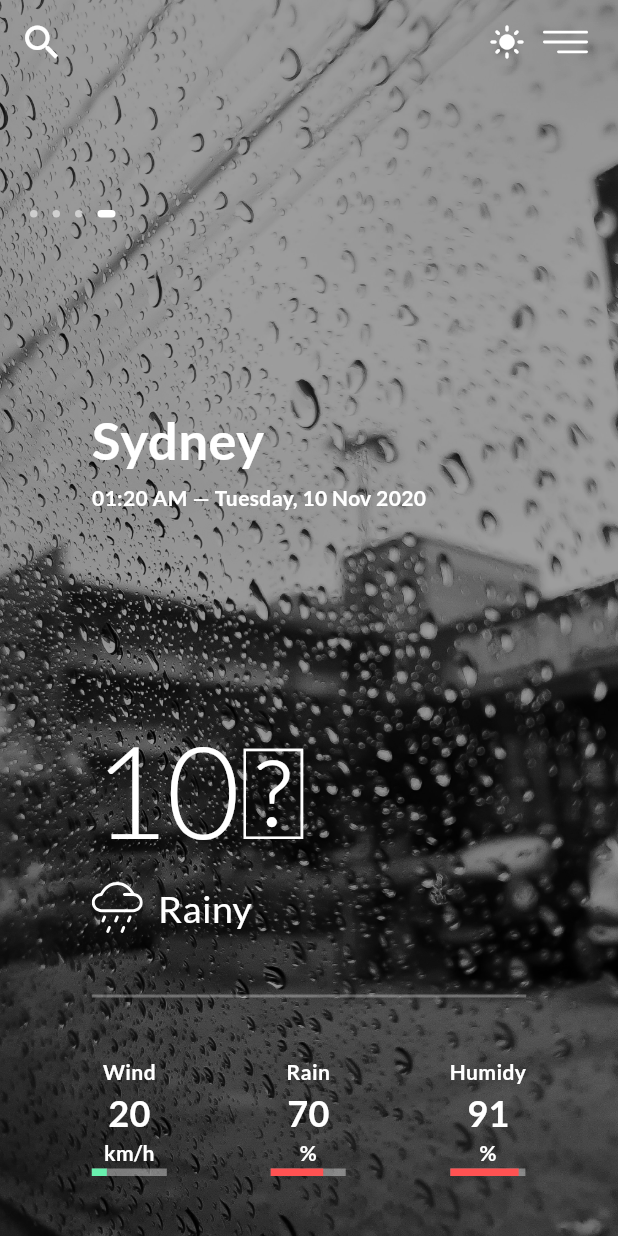
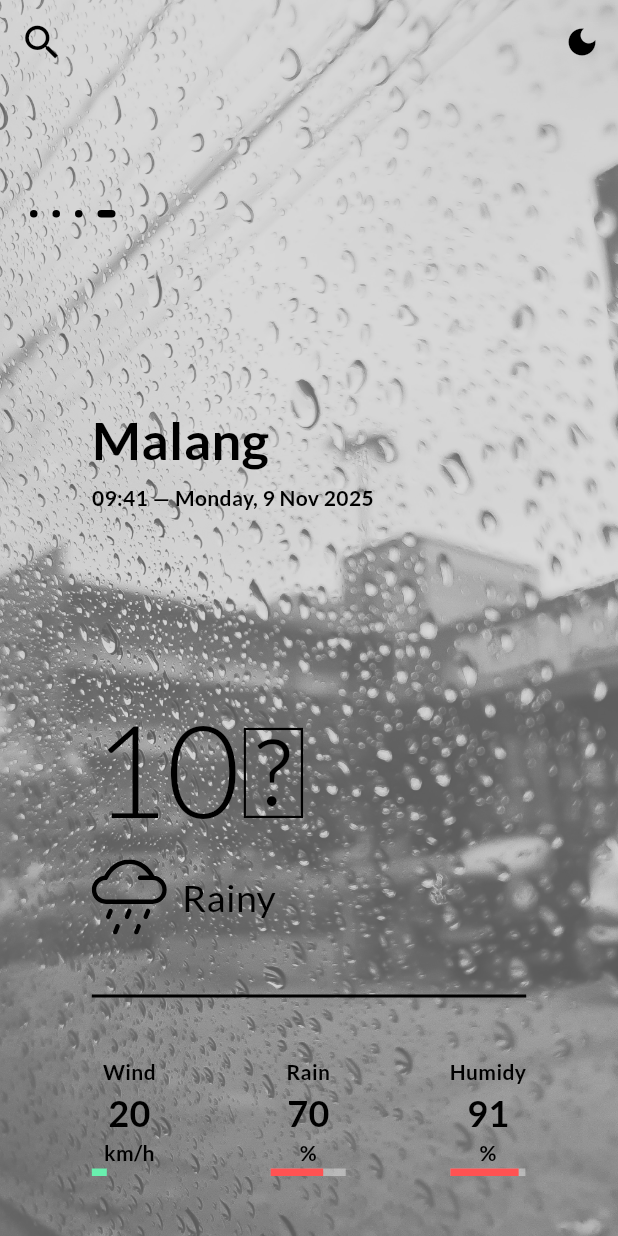
Before and after one commit to ErlyndaAgustina/Weather_App, a Flutter app: the screen it shows after launch, swiped to page 4, on a phone screen of 412 x 824 dp. Run offline on Flutter 3.47's test engine with Material 3 defaults, Android fonts, the phone set to English and light mode, and no system bars; our stand-ins replace flutter_svg, google_fonts.

```diff
--- a/cuaca/lib/main.dart
+++ b/cuaca/lib/main.dart
@@ -5,18 +5,42 @@ void main() {
   runApp(MyApp());
 }
 
-class MyApp extends StatelessWidget {
-  // This widget is the root of your application.
+class MyApp extends StatefulWidget {
+  @override
+  State<MyApp> createState() => _MyAppState();
+}
+
+class _MyAppState extends State<MyApp> {
+  bool isDarkTheme = false;
+
+  void toggleTheme() {
+    setState(() {
+      isDarkTheme = !isDarkTheme;
+    });
+  }
+
   @override
   Widget build(BuildContext context) {
     return MaterialApp(
       debugShowCheckedModeBanner: false,
       title: 'Cuaca',
+      themeMode: isDarkTheme ? ThemeMode.dark : ThemeMode.light,
       theme: ThemeData(
+        brightness: Brightness.light,
         primarySwatch: Colors.blue,
         visualDensity: VisualDensity.adaptivePlatformDensity,
+        scaffoldBackgroundColor: Colors.white,
+        textTheme: ThemeData.light().textTheme.apply(
+          bodyColor: Colors.black,
+          displayColor: Colors.black,
+        ),
       ),
-      home: WeatherApp(),
+
+      darkTheme: ThemeData(
+        brightness: Brightness.dark,
+        visualDensity: VisualDensity.adaptivePlatformDensity,
+      ),
+      home: WeatherApp(isDarkTheme: isDarkTheme, toggleTheme: toggleTheme),
     );
   }
 }
--- a/cuaca/lib/models/weather_locations.dart
+++ b/cuaca/lib/models/weather_locations.dart
@@ -24,8 +24,8 @@ class WeatherLocation {
 
 final locationList = [
   WeatherLocation(
-    city: 'Kolkata',
-    dateTime: '07:50 PM — Monday, 9 Nov 2020',
+    city: 'Kalipare',
+    dateTime: '09:41 Monday, 9 Nov 2025',
     temparature: '24\u2103',
     weatherType: 'Night',
     iconUrl: 'assets/moon.svg',
@@ -34,8 +34,8 @@ final locationList = [
     humidity: 10,
   ),
   WeatherLocation(
-    city: 'London',
-    dateTime: '02:20 PM — Monday, 9 Nov 2020',
+    city: 'Sumberpucung',
+    dateTime: '09:41 — Monday, 9 Nov 2025',
     temparature: '15\u2103',
     weatherType: 'Cloudy',
     iconUrl: 'assets/cloudy.svg',
@@ -44,8 +44,8 @@ final locationList = [
     humidity: 82,
   ),
   WeatherLocation(
-    city: 'New York',
-    dateTime: '09:20 AM — Monday, 9 Nov 2020',
+    city: 'Kepanjen',
+    dateTime: '09:41 — Monday, 9 Nov 2025',
     temparature: '17\u2103',
     weatherType: 'Sunny',
     iconUrl: 'assets/sun.svg',
@@ -54,8 +54,8 @@ final locationList = [
     humidity: 61,
   ),
   WeatherLocation(
-    city: 'Sydney',
-    dateTime: '01:20 AM — Tuesday, 10 Nov 2020',
+    city: 'Malang',
+    dateTime: '09:41 — Monday, 9 Nov 2025',
     temparature: '10\u2103',
     weatherType: 'Rainy',
     iconUrl: 'assets/rain.svg',
--- a/cuaca/lib/screens/weather_app.dart
+++ b/cuaca/lib/screens/weather_app.dart
@@ -3,8 +3,18 @@ import 'package:flutter_svg/flutter_svg.dart';
 import '../models/weather_locations.dart';
 import '../widgets/single_weather.dart';
 import '../widgets/slider_dot.dart';
+import '../widgets/search.dart';
 
 class WeatherApp extends StatefulWidget {
+  final bool isDarkTheme;
+  final VoidCallback toggleTheme;
+
+  const WeatherApp({
+    Key? key,
+    required this.isDarkTheme,
+    required this.toggleTheme,
+  }) : super(key: key);
+
   @override
   _WeatherAppState createState() => _WeatherAppState();
 }
@@ -12,7 +22,6 @@ class WeatherApp extends StatefulWidget {
 class _WeatherAppState extends State<WeatherApp> {
   int _currentPage = 0;
   final PageController _pageController = PageController(viewportFraction: 0.8);
-  bool isDarkTheme = true;
 
   String _getBackgroundImage(String weatherType) {
     switch (weatherType) {
@@ -44,36 +53,44 @@ class _WeatherAppState extends State<WeatherApp> {
     return Scaffold(
       extendBodyBehindAppBar: true,
       appBar: AppBar(
-        title: Text(''),
+        title: const Text(''),
         backgroundColor: Colors.transparent,
         elevation: 0,
         leading: IconButton(
-          onPressed: () {},
-          icon: Icon(Icons.search, size: 30, color: Colors.white),
+          icon: Icon(
+            Icons.search,
+            size: 30,
+            color: Theme.of(context).brightness == Brightness.light
+                ? Colors.black
+                : Colors.white,
+          ),
+          onPressed: () async {
+            final result = await showSearch(
+              context: context,
+              delegate: Search(),
+            );
+            if (result != null) {
+              final index = locationList.indexWhere(
+                (loc) => loc.city == result,
+              );
+              if (index != -1) {
+                setState(() {
+                  _currentPage = index;
+                  _pageController.jumpToPage(index);
+                });
+              }
+            }
+          },
         ),
         actions: [
           IconButton(
             icon: Icon(
-              isDarkTheme ? Icons.light_mode : Icons.dark_mode,
-              color: Colors.white,
+              widget.isDarkTheme ? Icons.light_mode : Icons.dark_mode,
+              color: Theme.of(context).brightness == Brightness.light
+                  ? Colors.black
+                  : Colors.white,
             ),
-            onPressed: () {
-              setState(() {
-                isDarkTheme = !isDarkTheme;
-              });
-            },
-          ),
-          Container(
-            margin: EdgeInsets.only(right: 20),
-            child: GestureDetector(
-              onTap: () => print('Menu Clicked!'),
-              child: SvgPicture.asset(
-                'assets/menu.svg',
-                height: 30,
-                width: 30,
-                color: Colors.white,
-              ),
-            ),
+            onPressed: widget.toggleTheme,
           ),
         ],
       ),
@@ -86,20 +103,24 @@ class _WeatherAppState extends State<WeatherApp> {
             width: double.infinity,
           ),
           Container(
-            color: isDarkTheme ? Colors.black38 : Colors.white.withOpacity(0.5),
+            height: double.infinity,
+            width: double.infinity,
+            color: widget.isDarkTheme
+                ? const Color.fromARGB(128, 0, 0, 0) // 0.5 * 255 = 128
+                : const Color.fromARGB(128, 180, 180, 180),
           ),
           Column(
             children: [
-              SizedBox(height: 140),
+              const SizedBox(height: 140),
               Container(
-                margin: EdgeInsets.only(left: 15),
+                margin: const EdgeInsets.only(left: 15),
                 child: Row(
                   children: List.generate(locationList.length, (i) {
                     return SliderDot(i == _currentPage);
                   }),
                 ),
               ),
-              SizedBox(height: 20),
+              const SizedBox(height: 20),
               Expanded(
                 child: PageView.builder(
                   controller: _pageController,
--- a/cuaca/lib/widgets/single_weather.dart
+++ b/cuaca/lib/widgets/single_weather.dart
@@ -2,6 +2,9 @@ import 'package:flutter/material.dart';
 import 'package:flutter_svg/flutter_svg.dart';
 import 'package:cuaca/models/weather_locations.dart';
 import 'package:google_fonts/google_fonts.dart';
+import '../widgets/humidity_detail_page.dart';
+import '../widgets/rain_detail_page.dart';
+import '../widgets/wind_detail_page.dart';
 
 class SingleWeather extends StatelessWidget {
   final int index;
@@ -9,6 +12,8 @@ class SingleWeather extends StatelessWidget {
 
   @override
   Widget build(BuildContext context) {
+    final location = locationList[index];
+
     return Container(
       padding: EdgeInsets.all(20),
       child: Column(
@@ -23,26 +28,20 @@ class SingleWeather extends StatelessWidget {
                 Column(
                   crossAxisAlignment: CrossAxisAlignment.start,
                   children: [
-                    SizedBox(
-                        height: MediaQuery.of(context).size.height * 0.1
-                      ),
+                    SizedBox(height: MediaQuery.of(context).size.height * 0.1),
                     Text(
-                      locationList[index].city,
+                      location.city,
                       style: GoogleFonts.lato(
                         fontSize: 35,
                         fontWeight: FontWeight.bold,
-                        color: Colors.white,
                       ),
                     ),
-                    SizedBox(
-                      height: 5,
-                    ),
+                    SizedBox(height: 5),
                     Text(
-                      locationList[index].dateTime,
+                      location.dateTime,
                       style: GoogleFonts.lato(
                         fontSize: 14,
                         fontWeight: FontWeight.bold,
-                        color: Colors.white,
                       ),
                     ),
                   ],
@@ -51,30 +50,27 @@ class SingleWeather extends StatelessWidget {
                   crossAxisAlignment: CrossAxisAlignment.start,
                   children: [
                     Text(
-                      locationList[index].temparature,
+                      location.temparature,
                       style: GoogleFonts.lato(
                         fontSize: 85,
                         fontWeight: FontWeight.w300,
-                        color: Colors.white,
                       ),
                     ),
                     Row(
                       children: [
                         SvgPicture.asset(
-                          locationList[index].iconUrl,
-                          width: 34,
-                          height: 34,
-                          color: Colors.white,
+                          location.iconUrl,
+                          height: 50,
+                          color: Theme.of(context).brightness == Brightness.light
+                              ? Colors.black
+                              : Colors.white,
                         ),
-                        SizedBox(
-                          width: 10,
-                        ),
+                        SizedBox(width: 10),
                         Text(
-                          locationList[index].weatherType,
+                          location.weatherType,
                           style: GoogleFonts.lato(
                             fontSize: 25,
                             fontWeight: FontWeight.w500,
-                            color: Colors.white,
                           ),
                         ),
                       ],
@@ -88,10 +84,11 @@ class SingleWeather extends StatelessWidget {
             children: [
               Container(
                 margin: EdgeInsets.symmetric(vertical: 40),
+                height: 2,
                 decoration: BoxDecoration(
-                  border: Border.all(
-                    color: Colors.white30,
-                  ),
+                  color: Theme.of(context).brightness == Brightness.light
+                      ? Colors.black
+                      : Colors.white,
                 ),
               ),
               Padding(
@@ -99,22 +96,30 @@ class SingleWeather extends StatelessWidget {
                 child: Row(
                   mainAxisAlignment: MainAxisAlignment.spaceBetween,
                   children: [
-                    Column(
+                    /// WIND
+                    GestureDetector(
+                      onTap: () {
+                        Navigator.push(
+                          context,
+                          MaterialPageRoute(
+                            builder: (_) => WindDetailPage(value: location.wind.toString()),
+                          ),
+                        );
+                      },
+                      child: Column(
                         children: [
                           Text(
                             'Wind',
                             style: GoogleFonts.lato(
                               fontSize: 14,
                               fontWeight: FontWeight.bold,
-                            color: Colors.white,
                             ),
                           ),
                           Text(
-                          locationList[index].wind.toString(),
+                            location.wind.toString(),
                             style: GoogleFonts.lato(
                               fontSize: 24,
                               fontWeight: FontWeight.bold,
-                            color: Colors.white,
                             ),
                           ),
                           Text(
@@ -122,7 +127,53 @@ class SingleWeather extends StatelessWidget {
                             style: GoogleFonts.lato(
                               fontSize: 14,
                               fontWeight: FontWeight.bold,
-                            color: Colors.white,
+                            ),
+                          ),
+                          Stack(
+                            children: [
+                              Container(height: 5, width: 50),
+                              Container(
+                                height: 5,
+                                width: location.wind / 2,
+                                color: Colors.greenAccent,
+                              ),
+                            ],
+                          ),
+                        ],
+                      ),
+                    ),
+
+                    /// RAIN
+                    GestureDetector(
+                      onTap: () {
+                        Navigator.push(
+                          context,
+                          MaterialPageRoute(
+                            builder: (_) => RainDetailPage(value: location.rain.toString()),
+                          ),
+                        );
+                      },
+                      child: Column(
+                        children: [
+                          Text(
+                            'Rain',
+                            style: GoogleFonts.lato(
+                              fontSize: 14,
+                              fontWeight: FontWeight.bold,
+                            ),
+                          ),
+                          Text(
+                            location.rain.toString(),
+                            style: GoogleFonts.lato(
+                              fontSize: 24,
+                              fontWeight: FontWeight.bold,
+                            ),
+                          ),
+                          Text(
+                            '%',
+                            style: GoogleFonts.lato(
+                              fontSize: 14,
+                              fontWeight: FontWeight.bold,
                             ),
                           ),
                           Stack(
@@ -134,29 +185,39 @@ class SingleWeather extends StatelessWidget {
                               ),
                               Container(
                                 height: 5,
-                              width: locationList[index].wind/2,
-                              color: Colors.greenAccent,
+                                width: location.rain / 2,
+                                color: Colors.redAccent,
                               ),
                             ],
                           ),
                         ],
                       ),
-                    Column(
+                    ),
+
+                    /// HUMIDITY
+                    GestureDetector(
+                      onTap: () {
+                        Navigator.push(
+                          context,
+                          MaterialPageRoute(
+                            builder: (_) => HumidityDetailPage(value: location.humidity.toString()),
+                          ),
+                        );
+                      },
+                      child: Column(
                         children: [
                           Text(
-                          'Rain',
+                            'Humidy',
                             style: GoogleFonts.lato(
                               fontSize: 14,
                               fontWeight: FontWeight.bold,
-                            color: Colors.white,
                             ),
                           ),
                           Text(
-                          locationList[index].rain.toString(),
+                            location.humidity.toString(),
                             style: GoogleFonts.lato(
                               fontSize: 24,
                               fontWeight: FontWeight.bold,
-                            color: Colors.white,
                             ),
                           ),
                           Text(
@@ -164,7 +225,6 @@ class SingleWeather extends StatelessWidget {
                             style: GoogleFonts.lato(
                               fontSize: 14,
                               fontWeight: FontWeight.bold,
-                            color: Colors.white,
                             ),
                           ),
                           Stack(
@@ -176,54 +236,13 @@ class SingleWeather extends StatelessWidget {
                               ),
                               Container(
                                 height: 5,
-                              width: locationList[index].rain/2,
+                                width: location.humidity / 2,
                                 color: Colors.redAccent,
                               ),
                             ],
                           ),
                         ],
                       ),
-                    Column(
-                      children: [
-                        Text(
-                          'Humidy',
-                          style: GoogleFonts.lato(
-                            fontSize: 14,
-                            fontWeight: FontWeight.bold,
-                            color: Colors.white,
-                          ),
-                        ),
-                        Text(
-                          locationList[index].humidity.toString(),
-                          style: GoogleFonts.lato(
-                            fontSize: 24,
-                            fontWeight: FontWeight.bold,
-                            color: Colors.white,
-                          ),
-                        ),
-                        Text(
-                          '%',
-                          style: GoogleFonts.lato(
-                            fontSize: 14,
-                            fontWeight: FontWeight.bold,
-                            color: Colors.white,
-                          ),
-                        ),
-                        Stack(
-                          children: [
-                            Container(
-                              height: 5,
-                              width: 50,
-                              color: Colors.white38,
-                            ),
-                            Container(
-                              height: 5,
-                              width: locationList[index].humidity/2,
-                              color: Colors.redAccent,
-                            ),
-                          ],
-                        ),
-                      ],
                     ),
                   ],
                 ),
--- a/cuaca/lib/widgets/slider_dot.dart
+++ b/cuaca/lib/widgets/slider_dot.dart
@@ -12,10 +12,10 @@ class SliderDot extends StatelessWidget {
       width: isActive ? 12 : 5,
       height: 5,
       decoration: BoxDecoration(
-        color: isActive ? Colors.white : Colors.white54,
-        borderRadius: BorderRadius.all(
-          Radius.circular(5),
-        ),
+        color: Theme.of(context).brightness == Brightness.light
+            ? Colors.black
+            : Colors.white,
+        borderRadius: BorderRadius.all(Radius.circular(5)),
       ),
     );
   }
```
Also changed, not shown: cuaca/lib/widgets/humidity_detail_page.dart (added, +79 -0 lines), cuaca/lib/widgets/rain_detail_page.dart (added, +79 -0 lines), cuaca/lib/widgets/search.dart (added, +67 -0 lines), cuaca/lib/widgets/wind_detail_page.dart (added, +79 -0 lines), cuaca/assets/humidity.jpeg (added), cuaca/assets/rainbg.jpeg (added), cuaca/assets/wind.jpeg (added). Lines whose indentation alone changed are shown as unchanged.
